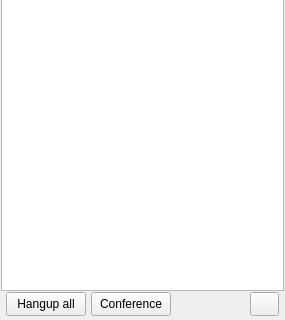
First picture: the form in resources/blink.ui, repository pol51/blink-qt, before the edit; both pictures show x 0 to 285 and y 230 to 550 of the 285 by 550 pixel window.
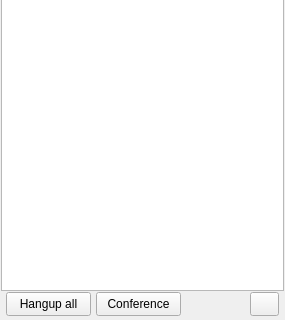
Second picture: the form after the edit. Icons and pictures are not drawn. Custom widgets are drawn as their Qt base class.

Commit message:
Improved user interaction with the conference button
Ignore-this: eab6f5b72d411f7e83cad8503bd729f3

darcs-hash:20100610121317-b22ec-9db69508eac62e55691178f4e3dbfe3962af0e71

```diff
--- a/resources/blink.ui
+++ b/resources/blink.ui
@@ -712,7 +712,7 @@
            <widget class="QPushButton" name="hangup_all_button">
             <property name="minimumSize">
              <size>
-              <width>0</width>
+              <width>85</width>
               <height>24</height>
              </size>
             </property>
@@ -731,10 +731,10 @@
            </widget>
           </item>
           <item>
-           <widget class="QPushButton" name="conference_button">
+           <widget class="ConferenceButton" name="conference_button">
             <property name="minimumSize">
              <size>
-              <width>0</width>
+              <width>85</width>
               <height>24</height>
              </size>
             </property>
@@ -753,6 +753,12 @@
             <property name="checkable">
              <bool>true</bool>
             </property>
+            <property name="popupMode">
+             <enum>QToolButton::InstantPopup</enum>
+            </property>
+            <property name="toolButtonStyle">
+             <enum>Qt::ToolButtonTextOnly</enum>
+            </property>
            </widget>
           </item>
           <item>
@@ -873,6 +879,11 @@
    <extends>QPushButton</extends>
    <header>blink.widgets.buttons</header>
   </customwidget>
+  <customwidget>
+   <class>ConferenceButton</class>
+   <extends>QToolButton</extends>
+   <header>blink.widgets.buttons</header>
+  </customwidget>
  </customwidgets>
  <tabstops>
   <tabstop>search_box</tabstop>
```
The commit also changes 1 other file.
